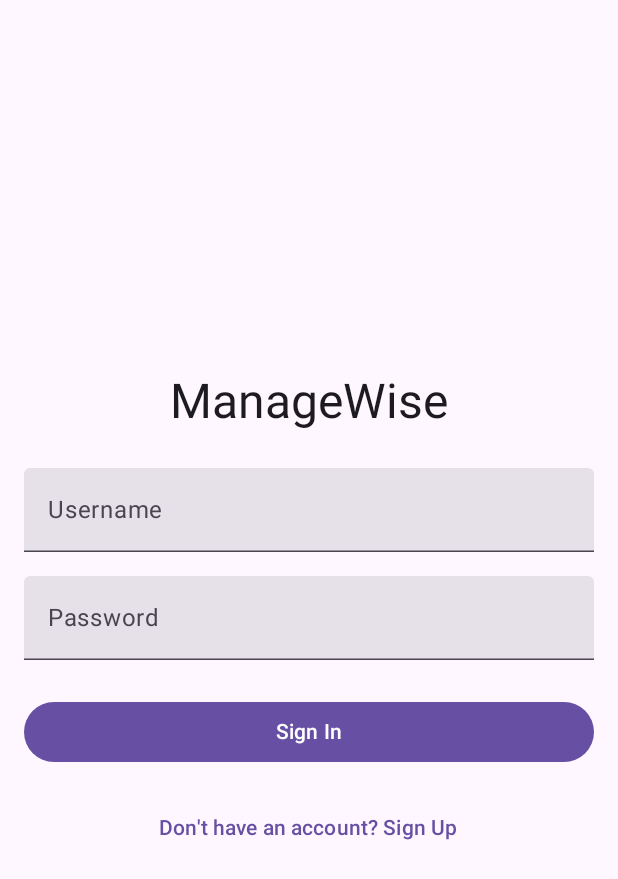
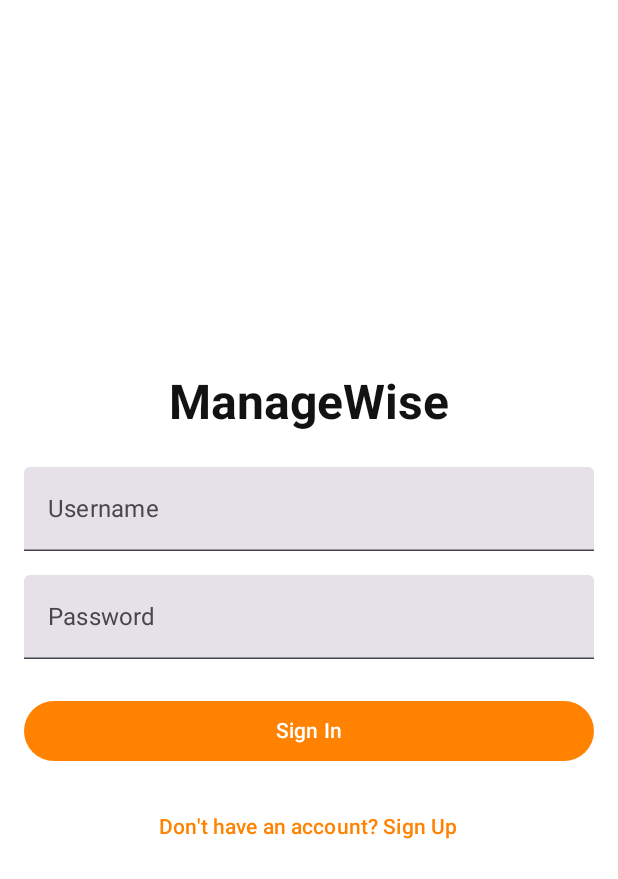
Before and after one commit to stxfxno/AppMobile, an Android app built with Jetpack Compose: the screen it shows after launch (MainActivity), on a phone screen of 412 x 824 dp. Shown: the top 879 px of the screen. Run offline under Robolectric (Android 15) with nearby library versions, the phone set to English and light mode, and no system bars; our stand-ins replace Dagger/Hilt's generated code.

```diff
--- a/app/src/main/AndroidManifest.xml
+++ b/app/src/main/AndroidManifest.xml
@@ -14,14 +14,14 @@
         android:label="@string/app_name"
         android:roundIcon="@mipmap/ic_launcher_round"
         android:supportsRtl="true"
-        android:theme="@style/Theme.MyApplication"
+        android:theme="@style/Theme.ManageWise"
         android:usesCleartextTraffic="true"
         tools:targetApi="31">
         <activity
             android:name=".MainActivity"
             android:exported="true"
             android:label="@string/app_name"
-            android:theme="@style/Theme.MyApplication">
+            android:theme="@style/Theme.ManageWise">
             <intent-filter>
                 <action android:name="android.intent.action.MAIN" />
                 <category android:name="android.intent.category.LAUNCHER" />
--- a/app/src/main/java/com/stefware/myapplication/MainActivity.kt
+++ b/app/src/main/java/com/stefware/myapplication/MainActivity.kt
@@ -3,9 +3,9 @@ package com.stefware.myapplication
 import android.os.Bundle
 import androidx.activity.ComponentActivity
 import androidx.activity.compose.setContent
-import androidx.compose.material3.MaterialTheme
 import androidx.navigation.compose.rememberNavController
 import com.stefware.myapplication.ui.navigation.NavigationGraph
+import com.stefware.myapplication.ui.theme.ManageWiseTheme
 import dagger.hilt.android.AndroidEntryPoint
 
 @AndroidEntryPoint
@@ -13,7 +13,7 @@ class MainActivity : ComponentActivity() {
     override fun onCreate(savedInstanceState: Bundle?) {
         super.onCreate(savedInstanceState)
         setContent {
-            MaterialTheme {
+            ManageWiseTheme {
                 val navController = rememberNavController()
                 NavigationGraph(navController = navController)
             }
--- a/app/src/main/java/com/stefware/myapplication/ui/theme/Color.kt
+++ b/app/src/main/java/com/stefware/myapplication/ui/theme/Color.kt
@@ -2,10 +2,15 @@ package com.stefware.myapplication.ui.theme
 
 import androidx.compose.ui.graphics.Color
 
-val Purple80 = Color(0xFFD0BCFF)
-val PurpleGrey80 = Color(0xFFCCC2DC)
-val Pink80 = Color(0xFFEFB8C8)
+// Paleta de colores ManageWise
+val OrangePrimary = Color(0xFFFF8200)
+val OrangeSecondary = Color(0xFFFF9D45)
+val OrangeLight = Color(0xFFFFBF80)
 
-val Purple40 = Color(0xFF6650a4)
-val PurpleGrey40 = Color(0xFF625b71)
-val Pink40 = Color(0xFF7D5260)
+val DarkBackground = Color(0xFF121212)
+val DarkSurface = Color(0xFF1E1E1E)
+val GrayMedium = Color(0xFF5A5A5A)
+val GrayLight = Color(0xFF8E8E8E)
+
+val White = Color(0xFFFFFFFF)
+val WhiteAlpha80 = Color(0xCCFFFFFF)
--- a/app/src/main/java/com/stefware/myapplication/ui/theme/Theme.kt
+++ b/app/src/main/java/com/stefware/myapplication/ui/theme/Theme.kt
@@ -9,35 +9,43 @@ import androidx.compose.material3.dynamicDarkColorScheme
 import androidx.compose.material3.dynamicLightColorScheme
 import androidx.compose.material3.lightColorScheme
 import androidx.compose.runtime.Composable
+import androidx.compose.runtime.SideEffect
+import androidx.compose.ui.graphics.toArgb
 import androidx.compose.ui.platform.LocalContext
+import androidx.compose.ui.platform.LocalView
+import androidx.core.view.WindowCompat
 
 private val DarkColorScheme = darkColorScheme(
-    primary = Purple80,
-    secondary = PurpleGrey80,
-    tertiary = Pink80
+    primary = OrangePrimary,
+    secondary = OrangeSecondary,
+    tertiary = OrangeLight,
+    background = DarkBackground,
+    surface = DarkSurface,
+    onPrimary = White,
+    onSecondary = White,
+    onTertiary = White,
+    onBackground = White,
+    onSurface = White
 )
 
 private val LightColorScheme = lightColorScheme(
-    primary = Purple40,
-    secondary = PurpleGrey40,
-    tertiary = Pink40
-
-    /* Other default colors to override
-    background = Color(0xFFFFFBFE),
-    surface = Color(0xFFFFFBFE),
-    onPrimary = Color.White,
-    onSecondary = Color.White,
-    onTertiary = Color.White,
-    onBackground = Color(0xFF1C1B1F),
-    onSurface = Color(0xFF1C1B1F),
-    */
+    primary = OrangePrimary,
+    secondary = OrangeSecondary,
+    tertiary = OrangeLight,
+    background = White,
+    surface = White,
+    onPrimary = White,
+    onSecondary = White,
+    onTertiary = White,
+    onBackground = DarkBackground,
+    onSurface = DarkBackground
 )
 
 @Composable
-fun MyApplicationTheme(
+fun ManageWiseTheme(
     darkTheme: Boolean = isSystemInDarkTheme(),
     // Dynamic color is available on Android 12+
-    dynamicColor: Boolean = true,
+    dynamicColor: Boolean = false,
     content: @Composable () -> Unit
 ) {
     val colorScheme = when {
@@ -45,9 +53,17 @@ fun MyApplicationTheme(
             val context = LocalContext.current
             if (darkTheme) dynamicDarkColorScheme(context) else dynamicLightColorScheme(context)
         }
-
         darkTheme -> DarkColorScheme
         else -> LightColorScheme
+    }
+
+    val view = LocalView.current
+    if (!view.isInEditMode) {
+        SideEffect {
+            val window = (view.context as Activity).window
+            window.statusBarColor = colorScheme.primary.toArgb()
+            WindowCompat.getInsetsController(window, view).isAppearanceLightStatusBars = !darkTheme
+        }
     }
 
     MaterialTheme(
--- a/app/src/main/java/com/stefware/myapplication/ui/theme/Type.kt
+++ b/app/src/main/java/com/stefware/myapplication/ui/theme/Type.kt
@@ -6,29 +6,47 @@ import androidx.compose.ui.text.font.FontFamily
 import androidx.compose.ui.text.font.FontWeight
 import androidx.compose.ui.unit.sp
 
-// Set of Material typography styles to start with
 val Typography = Typography(
-    bodyLarge = TextStyle(
-        fontFamily = FontFamily.Default,
-        fontWeight = FontWeight.Normal,
-        fontSize = 16.sp,
-        lineHeight = 24.sp,
-        letterSpacing = 0.5.sp
-    )
-    /* Other default text styles to override
+    headlineLarge = TextStyle(
+        fontWeight = FontWeight.Bold,
+        fontSize = 32.sp,
+        lineHeight = 40.sp,
+        letterSpacing = 0.sp
+    ),
+    headlineMedium = TextStyle(
+        fontWeight = FontWeight.SemiBold,
+        fontSize = 28.sp,
+        lineHeight = 36.sp,
+        letterSpacing = 0.sp
+    ),
     titleLarge = TextStyle(
-        fontFamily = FontFamily.Default,
-        fontWeight = FontWeight.Normal,
+        fontWeight = FontWeight.SemiBold,
         fontSize = 22.sp,
         lineHeight = 28.sp,
         letterSpacing = 0.sp
     ),
-    labelSmall = TextStyle(
-        fontFamily = FontFamily.Default,
+    titleMedium = TextStyle(
+        fontWeight = FontWeight.SemiBold,
+        fontSize = 18.sp,
+        lineHeight = 24.sp,
+        letterSpacing = 0.15.sp
+    ),
+    bodyLarge = TextStyle(
+        fontWeight = FontWeight.Normal,
+        fontSize = 16.sp,
+        lineHeight = 24.sp,
+        letterSpacing = 0.15.sp
+    ),
+    bodyMedium = TextStyle(
         fontWeight = FontWeight.Medium,
-        fontSize = 11.sp,
+        fontSize = 14.sp,
+        lineHeight = 20.sp,
+        letterSpacing = 0.25.sp
+    ),
+    labelMedium = TextStyle(
+        fontWeight = FontWeight.Medium,
+        fontSize = 12.sp,
         lineHeight = 16.sp,
         letterSpacing = 0.5.sp
     )
-    */
 )
--- a/app/src/main/res/values/themes.xml
+++ b/app/src/main/res/values/themes.xml
@@ -1,5 +1,18 @@
 <?xml version="1.0" encoding="utf-8"?>
 <resources>
+    <!-- Tema base para la aplicación -->
+    <style name="Theme.MyApplication" parent="android:Theme.Material.Light.NoActionBar">
+        <!-- Se mantiene por compatibilidad -->
+    </style>
 
-    <style name="Theme.MyApplication" parent="android:Theme.Material.Light.NoActionBar" />
+    <!-- Nuevos temas de ManageWise -->
+    <style name="Theme.ManageWise" parent="android:Theme.Material.Light.NoActionBar">
+        <item name="android:statusBarColor">@color/orange_primary</item>
+        <item name="android:windowBackground">@color/white</item>
+    </style>
+
+    <style name="Theme.ManageWise.Dark" parent="android:Theme.Material.NoActionBar">
+        <item name="android:statusBarColor">@color/orange_primary</item>
+        <item name="android:windowBackground">@color/dark_background</item>
+    </style>
 </resources>
```
Also changed, not shown: app/src/main/res/values/colors.xml (+10 -6 lines).
